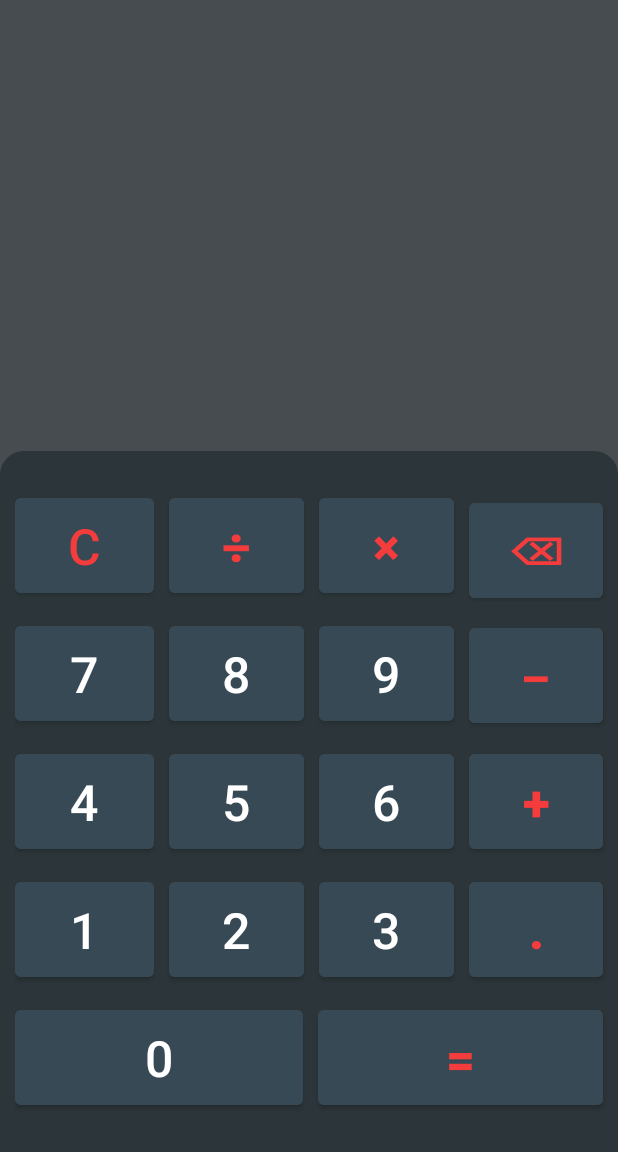
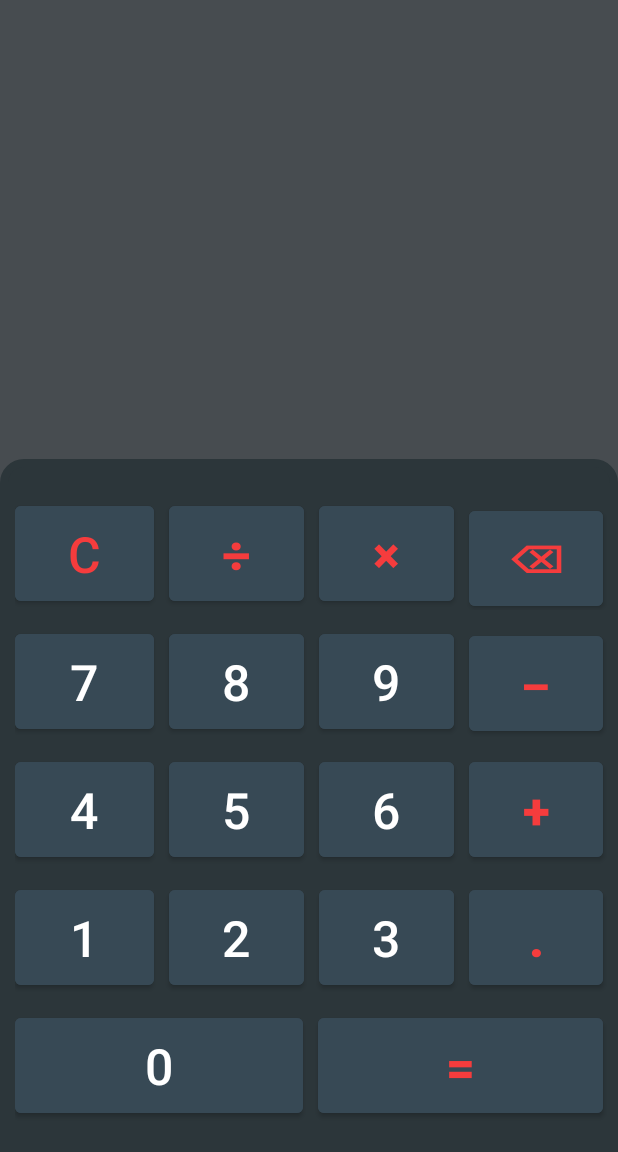
Before and after one commit to damianjasinski/AndroidCalc, an Android app: the SimpleCalcActivity screen opened directly, with no data from a screen before it, on a phone screen of 412 x 824 dp, the part 84-1236 px from its top. Run offline under Robolectric (Android 15) with nearby library versions, the phone set to English and light mode, and no system bars.

Commit message:
Tweaks to simple calc layout

```diff
--- a/app/src/main/res/layout/simple_calc_activity.xml
+++ b/app/src/main/res/layout/simple_calc_activity.xml
@@ -372,7 +372,7 @@
             android:layout_width="match_parent"
             android:layout_height="match_parent"
             android:layout_marginLeft="10dp"
-            android:layout_marginBottom="25dp">
+            android:layout_marginBottom="20dp">
 
             <Button
                 android:id="@+id/buttonZero"
```
